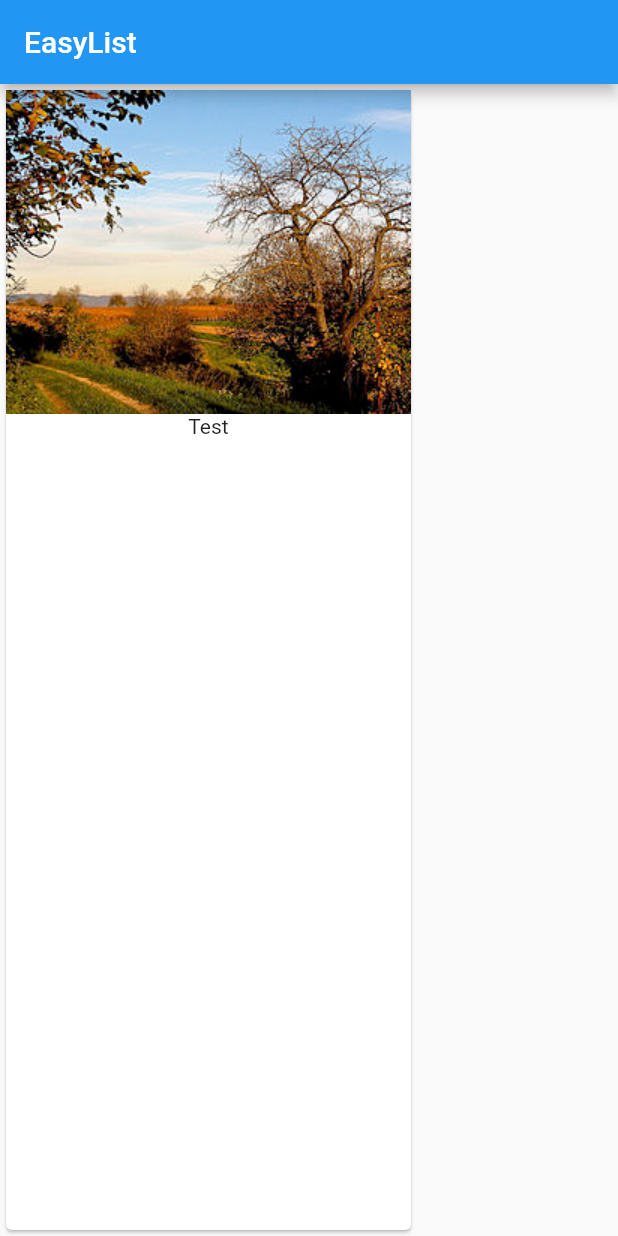
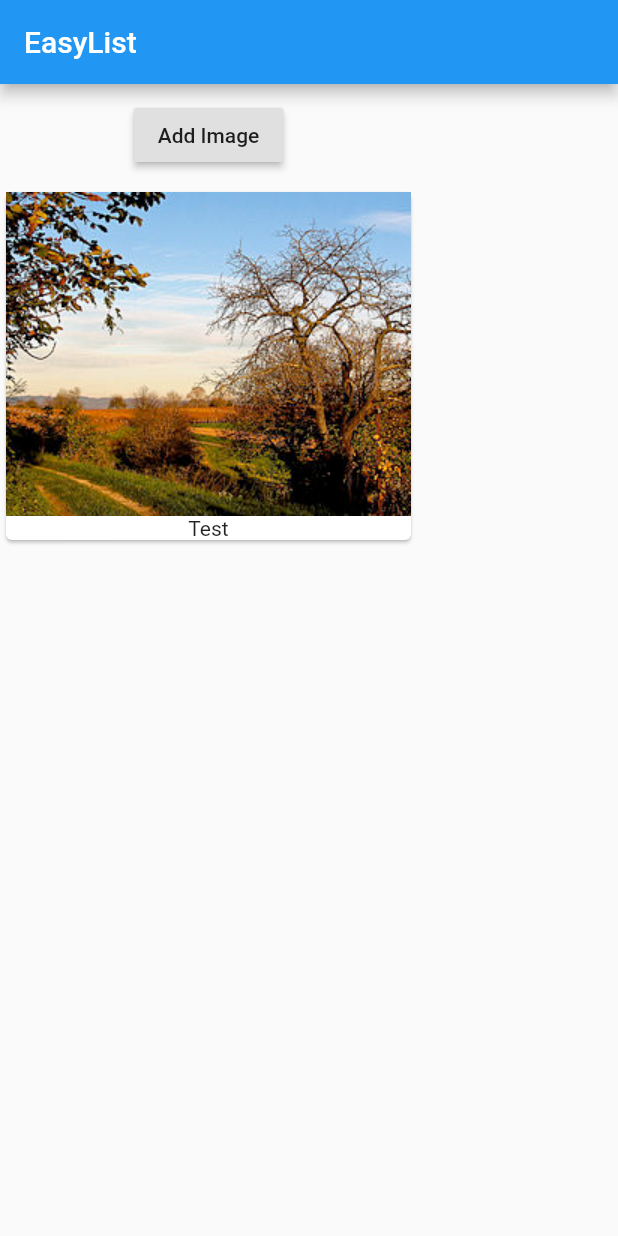
Before and after one commit to NicolasPla/FlutterProject, a Flutter app: the screen it shows after launch, on a phone screen of 412 x 824 dp. Run offline on Flutter 3.47's test engine with Material 2 defaults, Android fonts, the phone set to English and light mode, and no system bars.

Commit message:
New classes background.dart & background_manager.dart

```diff
--- /dev/null
+++ b/flutter_app/lib/background_manager.dart
@@ -0,0 +1,31 @@
+import 'package:flutter/material.dart';
+import './backgrounds.dart';
+
+class BackgroundManager extends StatefulWidget{
+  @override
+  State<StatefulWidget> createState() {
+    return _BackgroundManagerState();
+  }
+}
+
+class _BackgroundManagerState extends State<BackgroundManager>{
+
+  List<String> _backgrounds = ['Title A'];
+
+  @override
+  Widget build(BuildContext context) {
+    return Column(children : [Container(
+      margin: EdgeInsets.all(10.0),
+      child: RaisedButton(
+        child: Text('Add Image'),
+        onPressed: () {
+          setState(() {
+            _backgrounds.add('Title B');
+          });
+        },
+      ),
+    ),
+      Backgrounds(_backgrounds)
+    ],);
+  }
+}
--- /dev/null
+++ b/flutter_app/lib/backgrounds.dart
@@ -0,0 +1,27 @@
+import 'package:flutter/material.dart';
+
+class Backgrounds extends StatelessWidget{
+
+  final List<String> products;
+
+  //Constructor
+  Backgrounds(this.products);
+
+  @override
+  Widget build(BuildContext context) {
+
+    return Column(
+      children: products
+          .map((element) => Card(
+        child: Column(
+          children: <Widget>[
+            Image.asset('assets/paisaje.jpg'),
+            Text('Test')
+          ],
+        ),
+      ))
+          .toList(),
+    );
+  }
+
+}
--- a/flutter_app/lib/main.dart
+++ b/flutter_app/lib/main.dart
@@ -1,20 +1,17 @@
 import 'package:flutter/material.dart';
-
+import './background_manager.dart';
 void main() => runApp(MyApp());
 
 class MyApp extends StatelessWidget {
+
   @override
   Widget build(context) {
     return MaterialApp(
       home: Scaffold(
-        appBar: AppBar(
-          title: Text('EasyList'),
-        ),
-        body: Card(child: Column(children: <Widget>[
-          Image.asset('assets/paisaje.jpg'),
-          Text('Test'),
-        ],),),
-      ),
+          appBar: AppBar(
+            title: Text('EasyList'),
+          ),
+          body: BackgroundManager()),
     );
   }
 }
```
